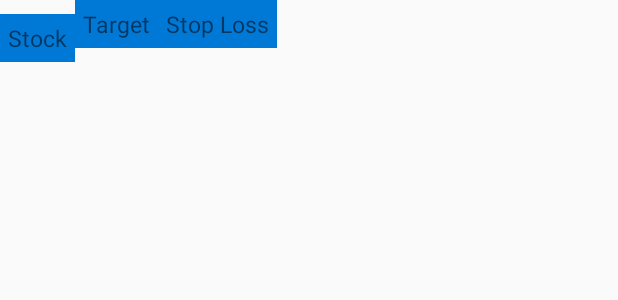
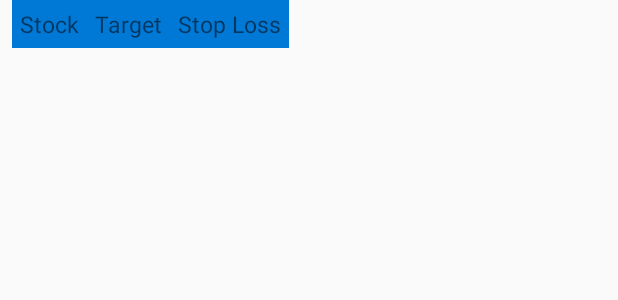
Before and after one commit to aditya3001/Signal, an Android app: the layout activity_main5.xml on its own in the app's theme, with its tools: preview values and no code run, on a phone screen of 412 x 824 dp. Shown: the top 300 px of the screen. Run offline under Robolectric (Android 15) with nearby library versions, the light colour scheme and no system bars.

Commit message:
small change

```diff
--- a/app/src/main/res/layout/activity_main5.xml
+++ b/app/src/main/res/layout/activity_main5.xml
@@ -18,6 +18,7 @@
         android:id="@+id/textView5"
         android:layout_width="wrap_content"
         android:layout_height="wrap_content"
+        android:layout_marginStart="8dp"
         android:background="#0079D6"
         android:padding="5dp"
         android:text="Stock"
@@ -25,7 +26,8 @@
         app:layout_constraintBottom_toTopOf="@+id/recyclerView"
         app:layout_constraintEnd_toStartOf="@+id/textView6"
         app:layout_constraintStart_toStartOf="parent"
-        app:layout_constraintTop_toTopOf="parent" />
+        app:layout_constraintTop_toTopOf="parent"
+        app:layout_constraintVertical_bias="0.0" />
 
     <TextView
         android:id="@+id/textView6"
```
